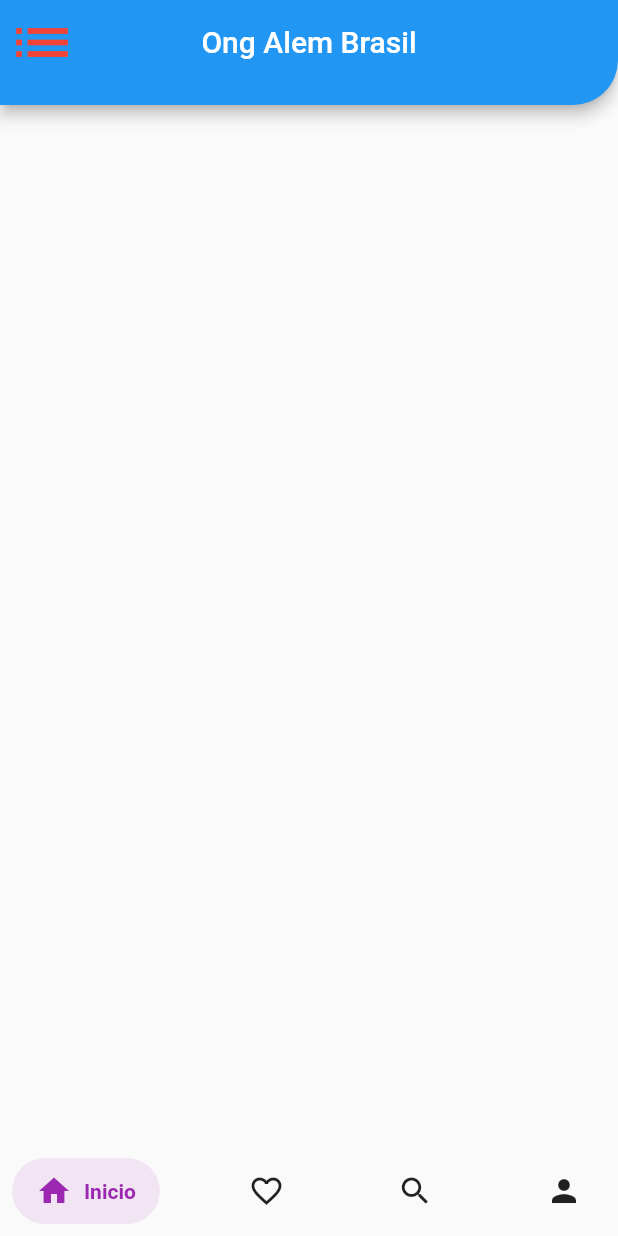
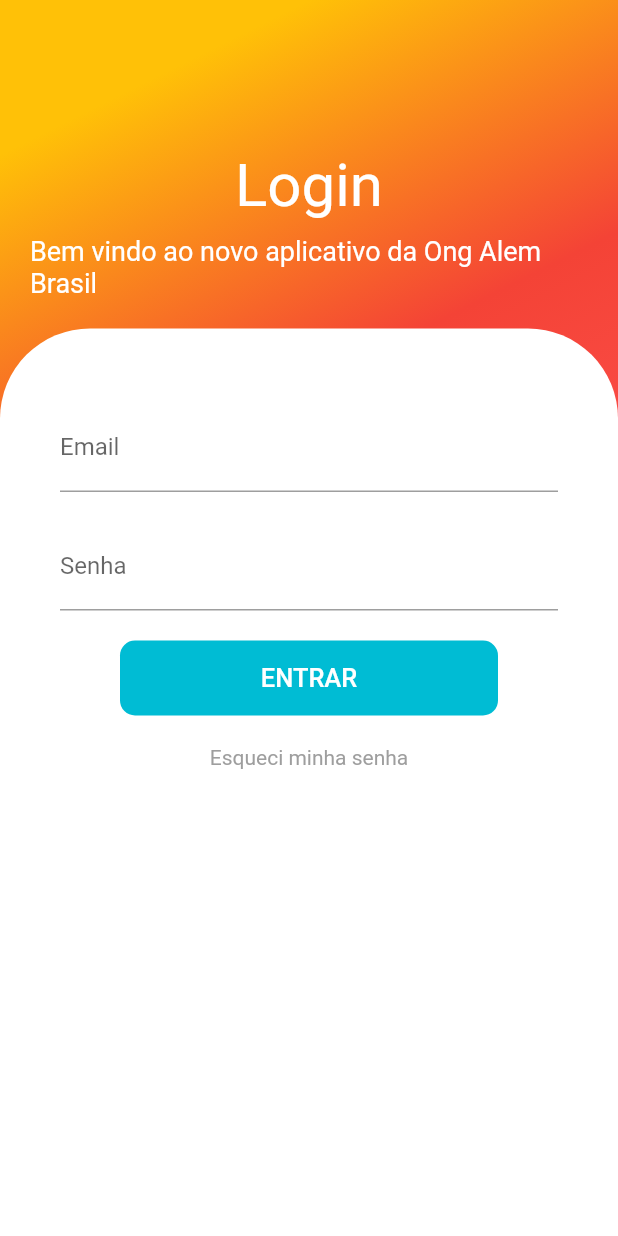
Before and after one commit to kengiiGMs/OngAlemBrasil, a Flutter app: the screen it shows after launch, on a phone screen of 412 x 824 dp. Run offline on Flutter 3.47's test engine with Material 2 defaults, Android fonts, the phone set to English and light mode, and no system bars; drawn by our look-alikes of dropdown_button2, salomon_bottom_bar.

Commit message:
Login Page

```diff
--- /dev/null
+++ b/ong_alem_brasil/lib/Menu/Header.dart
@@ -0,0 +1,22 @@
+import 'package:flutter/material.dart';
+
+class Header extends StatelessWidget{
+  @override
+  Widget build(BuildContext context) {
+    return Padding(
+      padding: EdgeInsets.all(20),
+      child: Column(
+        crossAxisAlignment: CrossAxisAlignment.start,
+        children: <Widget>[
+          Center(
+            child: Text("Login", style: TextStyle(color: Colors.white, fontSize: 40),),
+          ),
+          SizedBox(height: 10,),
+          Center(
+            child: Text("Bem vindo ao novo aplicativo da Ong Alem Brasil", style: TextStyle(color: Colors.white, fontSize: 18),),
+          )
+        ],
+      ),
+    );
+  }
+}
--- /dev/null
+++ b/ong_alem_brasil/lib/Menu/InputField.dart
@@ -0,0 +1,85 @@
+import 'package:flutter/material.dart';
+
+ String email = "";
+    String password = "";
+
+/* Input */
+class InputField extends StatelessWidget{
+  @override
+  Widget build(BuildContext context) {
+
+    return Column(
+      children: <Widget>[
+        Container(
+          padding: EdgeInsets.all(10),
+          child: TextField(
+            onChanged: (text) {
+                    email = text;
+                  },
+            keyboardType: TextInputType.emailAddress,
+            decoration: InputDecoration(
+              labelText: "Email",
+              hintText: "Entre com seu email",
+              hintStyle: TextStyle(color: Colors.grey),
+            ),
+          ),
+        ),
+        Container(
+          padding: EdgeInsets.all(10),
+          child: TextField(
+            onChanged: (text) {
+                    password = text;
+                  },
+            obscureText: true,
+            decoration: InputDecoration(
+              labelText: "Senha",
+                hintText: "Entre com sua senha",
+                hintStyle: TextStyle(color: Colors.grey),
+
+            ),
+          ),
+        ),
+        SizedBox(height: 10,),
+        Button(),
+      ],
+
+    );
+  }
+}
+/* FimInput */
+
+class Button extends StatelessWidget{
+  @override
+  Widget build(BuildContext context) {
+
+    return Container(
+
+      height: 50,
+      margin: EdgeInsets.symmetric(horizontal: 50),
+      decoration: BoxDecoration(
+        color: Colors.cyan[500],
+        borderRadius: BorderRadius.circular(10),
+      ),
+     child:  Center(
+       child: Container(
+         width: 500,
+         height: 60,
+         child: TextButton(
+                          child: Text(
+                            "Entrar".toUpperCase(),
+                            style: TextStyle(fontSize: 17, color: Colors.white),
+                          ),
+                          onPressed: () {
+                            if (email == "mahki@hotmail.com" &&
+                                password == "1234") {
+                              Navigator.of(context).pushReplacementNamed('/home');
+                            } else {
+                              Navigator.of(context).pushReplacementNamed('/');
+                            }
+                          },
+                        ),
+       ),
+     ),
+    );
+  }
+}
--- /dev/null
+++ b/ong_alem_brasil/lib/Menu/InputWapper.dart
@@ -0,0 +1,30 @@
+import 'package:flutter/material.dart';
+
+import 'InputField.dart';
+
+class InputWrapper extends StatelessWidget {
+  @override
+  Widget build(BuildContext context) {
+    return Padding(
+      padding: EdgeInsets.all(30),
+      child: Column(
+        children: <Widget>[
+          SizedBox(height: 10,),
+          Container(
+            decoration: BoxDecoration(
+              color: Colors.white,
+              borderRadius: BorderRadius.circular(10)
+            ),
+            child: InputField(),
+          ),
+          SizedBox(height: 20,),
+          Text(
+            "Esqueci minha senha",
+            style: TextStyle(color: Colors.grey),
+          ),
+          SizedBox(height: 20,),
+        ],
+      ),
+    );
+  }
+}
--- /dev/null
+++ b/ong_alem_brasil/lib/Menu/login.dart
@@ -0,0 +1,39 @@
+import 'package:flutter/material.dart';
+
+import 'Header.dart';
+import 'InputWapper.dart';
+
+
+class LoginPage extends StatelessWidget {
+  @override
+  Widget build(BuildContext context) {
+    return Scaffold(
+      body: Container(
+        width: double.infinity,
+        decoration: BoxDecoration(
+          gradient: LinearGradient(begin: Alignment.topCenter, colors: [
+            Colors.amber,
+              Colors.red,
+              Colors.redAccent
+          ]),
+        ),
+        child: Column(
+          children: <Widget>[
+            SizedBox(height: 80,),
+            Header(),
+            Expanded(child: Container(
+              decoration: BoxDecoration(
+                  color: Colors.white,
+                  borderRadius: BorderRadius.only(
+                    topLeft: Radius.circular(60),
+                    topRight: Radius.circular(60),
+                  )
+              ),
+              child: InputWrapper(),
+            ))
+          ],
+        ),
+      ),
+    );
+  }
+}
--- a/ong_alem_brasil/lib/main.dart
+++ b/ong_alem_brasil/lib/main.dart
@@ -1,4 +1,5 @@
 import 'package:flutter/material.dart';
+import 'package:ong_alem_brasil/Menu/login.dart';
 
 import 'homePage.dart';
 
@@ -18,7 +19,11 @@
       theme: ThemeData(
         primarySwatch: Colors.blue,
       ),
-      home: HomePage(),
+      initialRoute: '/',
+      routes: {
+        '/': (context) => LoginPage(),
+         '/home': (context) => HomePage(),
+         },
     );
   }
 }
```
Also changed, not shown: ong_alem_brasil/pubspec.yaml (+48 -50 lines).
